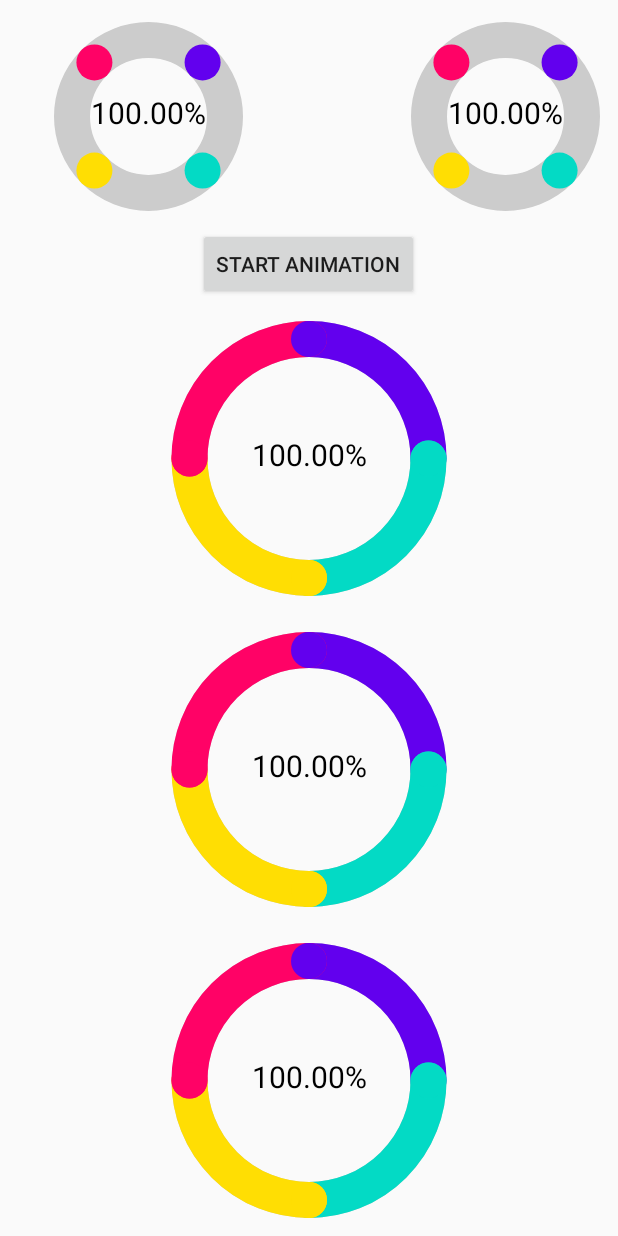
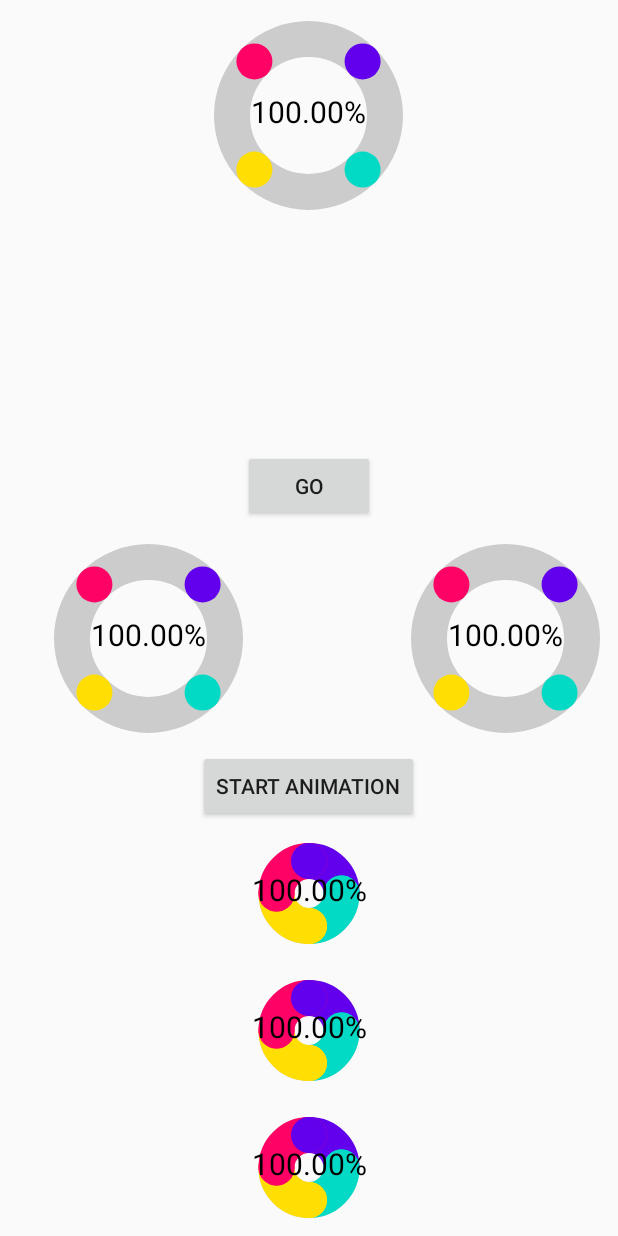
Before and after one commit to xabbok255/ViewsHomeWork, an Android app: the screen it shows after launch (MainActivity), after a tap on "START ANIMATION", on a phone screen of 412 x 824 dp. Run offline under Robolectric (Android 15) with nearby library versions, the phone set to English and light mode, and no system bars; 1 other tap on this screen came first.

Commit message:
LayoutTransition - Лекция

```diff
--- a/app/src/main/java/com/xabbok/viewshomework/MainActivity.kt
+++ b/app/src/main/java/com/xabbok/viewshomework/MainActivity.kt
@@ -1,10 +1,12 @@
 package com.xabbok.viewshomework
 
+import android.animation.LayoutTransition
 import android.os.Bundle
 import android.transition.ChangeBounds
 import android.transition.Scene
 import android.transition.TransitionManager
 import android.view.ViewGroup
+import android.view.animation.BounceInterpolator
 import android.widget.Button
 import androidx.appcompat.app.AppCompatActivity
 import com.xabbok.viewshomework.ui.StatsView
@@ -40,6 +42,17 @@ class MainActivity : AppCompatActivity(R.layout.main_activity) {
             })
         }
 
+        val containerView = findViewById<ViewGroup>(R.id.container)
+        val buttonGo = findViewById<Button>(R.id.buttonGo)
+        containerView.layoutTransition = LayoutTransition().apply {
+            setDuration(2000)
+            setInterpolator(LayoutTransition.CHANGE_APPEARING, BounceInterpolator())
+        }
+        buttonGo.setOnClickListener {
+            val view = layoutInflater.inflate(R.layout.stats_view, containerView, false)
+            containerView.addView(view, 0)
+        }
+
         /*statsView.startAnimation(
             AnimationUtils.loadAnimation(this, R.anim.animation)
         )*/
--- a/app/src/main/res/layout/main_activity.xml
+++ b/app/src/main/res/layout/main_activity.xml
@@ -1,37 +1,60 @@
 <?xml version="1.0" encoding="utf-8"?>
 <LinearLayout xmlns:android="http://schemas.android.com/apk/res/android"
     xmlns:app="http://schemas.android.com/apk/res-auto"
+    xmlns:tools="http://schemas.android.com/tools"
     android:layout_width="match_parent"
     android:layout_height="match_parent"
-    xmlns:tools="http://schemas.android.com/tools"
     android:orientation="vertical"
     tools:context=".MainActivity">
 
+    <ScrollView
+        android:layout_width="match_parent"
+        android:layout_height="300dp">
+
+        <LinearLayout
+            android:id="@+id/container"
+            android:animateLayoutChanges="true"
+            android:layout_width="match_parent"
+            android:layout_height="wrap_content"
+            android:orientation="vertical">
+
+        </LinearLayout>
+    </ScrollView>
+
+    <Button
+        android:id="@+id/buttonGo"
+        android:layout_width="wrap_content"
+        android:layout_height="wrap_content"
+        android:layout_gravity="center"
+        android:text="@string/go" />
+
     <FrameLayout
+        android:id="@+id/root"
         android:layout_width="match_parent"
-        android:layout_height="wrap_content"
 
-        android:id="@+id/root">
-        <include layout="@layout/start_scene" android:layout_gravity="center|top"
+        android:layout_height="wrap_content">
+
+        <include
+            layout="@layout/start_scene"
             android:layout_width="match_parent"
-            android:layout_height="wrap_content" />
+            android:layout_height="wrap_content"
+            android:layout_gravity="center|top" />
     </FrameLayout>
 
     <Button
+        android:id="@+id/animButtonStart"
         android:layout_width="wrap_content"
         android:layout_height="wrap_content"
-        android:text="@string/startAnimateText"
-        android:id="@+id/animButtonStart"
-        android:layout_gravity="center"/>
-
+        android:layout_gravity="center"
+        android:text="@string/startAnimateText" />
 
 
     <com.xabbok.viewshomework.ui.StatsView
         android:id="@+id/statsViewBidirectional"
         android:layout_width="match_parent"
         android:layout_height="0dp"
+        android:layout_marginTop="2dp"
         android:layout_weight="1"
-        android:layout_marginTop="2dp"
         app:colors="@array/colors"
         app:fillType="bidirectional"
         app:lineWidth="24dp"
--- /dev/null
+++ b/app/src/main/res/layout/stats_view.xml
@@ -0,0 +1,12 @@
+<?xml version="1.0" encoding="utf-8"?>
+<com.xabbok.viewshomework.ui.StatsView xmlns:android="http://schemas.android.com/apk/res/android"
+    xmlns:app="http://schemas.android.com/apk/res-auto"
+    android:id="@+id/view"
+    android:layout_width="150dp"
+    android:layout_height="150dp"
+    android:layout_gravity="center"
+    android:layout_marginTop="2dp"
+    app:colors="@array/colors"
+    app:fillType="bidirectional"
+    app:lineWidth="24dp"
+    app:textSize="20sp" />
--- a/app/src/main/res/values/strings.xml
+++ b/app/src/main/res/values/strings.xml
@@ -1,4 +1,5 @@
 <resources>
     <string name="app_name">ViewsHomeWork</string>
     <string name="startAnimateText">Start animation</string>
+    <string name="go">Go</string>
 </resources>
```
